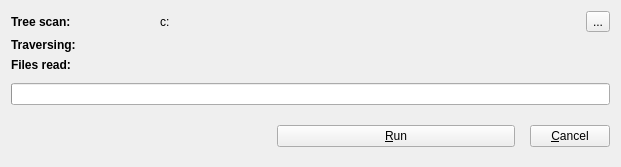
First picture: the form in src/ui/forms/OperationDialog.ui, repository vookimedlo/data-analysis, before the edit.
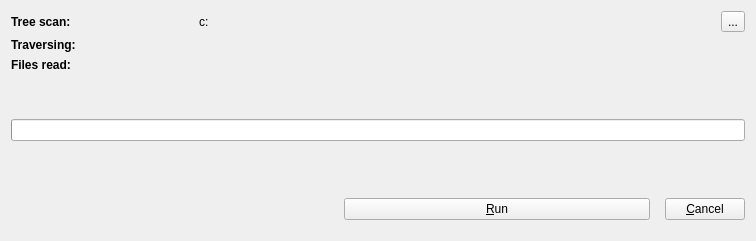
Second picture: the form after the edit. Icons and pictures are not drawn.

Commit message: Replacing GridLayouts by the other layouts to have clean layout on MacOS

The edit to the form file:
```diff
--- a/src/ui/forms/OperationDialog.ui
+++ b/src/ui/forms/OperationDialog.ui
@@ -10,8 +10,8 @@
    <rect>
     <x>0</x>
     <y>0</y>
-    <width>621</width>
-    <height>167</height>
+    <width>756</width>
+    <height>241</height>
    </rect>
   </property>
   <property name="sizePolicy">
@@ -23,13 +23,13 @@
   <property name="minimumSize">
    <size>
     <width>621</width>
-    <height>167</height>
+    <height>241</height>
    </size>
   </property>
   <property name="maximumSize">
    <size>
-    <width>621</width>
-    <height>167</height>
+    <width>1200</width>
+    <height>241</height>
    </size>
   </property>
   <property name="windowTitle">
@@ -41,13 +41,12 @@
   <property name="modal">
    <bool>true</bool>
   </property>
+  <layout class="QVBoxLayout" name="verticalLayout_3">
+   <item>
+    <layout class="QHBoxLayout" name="horizontalLayout_4" stretch="1,3">
+     <item>
   <layout class="QVBoxLayout" name="verticalLayout">
    <item>
-    <layout class="QGridLayout" name="gridLayout" columnstretch="1,0">
-     <property name="sizeConstraint">
-      <enum>QLayout::SetDefaultConstraint</enum>
-     </property>
-     <item row="0" column="0">
       <widget class="QLabel" name="labelScanFS">
        <property name="sizePolicy">
         <sizepolicy hsizetype="Minimum" vsizetype="Preferred">
@@ -72,26 +71,70 @@
        </property>
       </widget>
      </item>
-     <item row="2" column="1">
-      <widget class="QLabel" name="labelScanFileNumberValue">
+       <item>
+        <widget class="QLabel" name="labelScanDir">
        <property name="sizePolicy">
-        <sizepolicy hsizetype="Preferred" vsizetype="Preferred">
+          <sizepolicy hsizetype="Minimum" vsizetype="Preferred">
          <horstretch>0</horstretch>
          <verstretch>0</verstretch>
         </sizepolicy>
        </property>
+         <property name="minimumSize">
+          <size>
+           <width>100</width>
+           <height>13</height>
+          </size>
+         </property>
+         <property name="font">
+          <font>
+           <weight>75</weight>
+           <bold>true</bold>
+          </font>
+         </property>
        <property name="text">
-        <string/>
+          <string>Traversing:</string>
        </property>
       </widget>
      </item>
-     <item row="0" column="1">
+       <item>
+        <widget class="QLabel" name="labelScanFileNumber">
+         <property name="sizePolicy">
+          <sizepolicy hsizetype="Minimum" vsizetype="Preferred">
+           <horstretch>0</horstretch>
+           <verstretch>0</verstretch>
+          </sizepolicy>
+         </property>
+         <property name="minimumSize">
+          <size>
+           <width>100</width>
+           <height>13</height>
+          </size>
+         </property>
+         <property name="font">
+          <font>
+           <weight>75</weight>
+           <bold>true</bold>
+          </font>
+         </property>
+         <property name="text">
+          <string>Files read:</string>
+         </property>
+        </widget>
+       </item>
+      </layout>
+     </item>
+     <item>
+      <layout class="QVBoxLayout" name="verticalLayout_2">
+       <item>
       <layout class="QHBoxLayout" name="horizontalLayout">
        <item>
         <widget class="QLabel" name="labelScanFSValue">
          <property name="text">
           <string notr="true">c:</string>
          </property>
+           <property name="alignment">
+            <set>Qt::AlignLeading|Qt::AlignLeft|Qt::AlignVCenter</set>
+           </property>
          <property name="textInteractionFlags">
           <set>Qt::NoTextInteraction</set>
          </property>
@@ -106,32 +149,7 @@
        </item>
       </layout>
      </item>
-     <item row="1" column="0">
-      <widget class="QLabel" name="labelScanDir">
-       <property name="sizePolicy">
-        <sizepolicy hsizetype="Minimum" vsizetype="Preferred">
-         <horstretch>0</horstretch>
-         <verstretch>0</verstretch>
-        </sizepolicy>
-       </property>
-       <property name="minimumSize">
-        <size>
-         <width>100</width>
-         <height>13</height>
-        </size>
-       </property>
-       <property name="font">
-        <font>
-         <weight>75</weight>
-         <bold>true</bold>
-        </font>
-       </property>
-       <property name="text">
-        <string>Traversing:</string>
-       </property>
-      </widget>
-     </item>
-     <item row="1" column="1">
+       <item>
       <widget class="QLabel" name="labelScanDirValue">
        <property name="sizePolicy">
         <sizepolicy hsizetype="Preferred" vsizetype="Preferred">
@@ -156,35 +174,25 @@
        </property>
       </widget>
      </item>
-     <item row="2" column="0">
-      <widget class="QLabel" name="labelScanFileNumber">
+       <item>
+        <widget class="QLabel" name="labelScanFileNumberValue">
        <property name="sizePolicy">
-        <sizepolicy hsizetype="Minimum" vsizetype="Preferred">
+          <sizepolicy hsizetype="Preferred" vsizetype="Preferred">
          <horstretch>0</horstretch>
          <verstretch>0</verstretch>
         </sizepolicy>
        </property>
-       <property name="minimumSize">
-        <size>
-         <width>100</width>
-         <height>13</height>
-        </size>
-       </property>
-       <property name="font">
-        <font>
-         <weight>75</weight>
-         <bold>true</bold>
-        </font>
-       </property>
        <property name="text">
-        <string>Files read:</string>
+          <string/>
        </property>
       </widget>
      </item>
     </layout>
    </item>
+    </layout>
+   </item>
    <item>
-    <spacer name="verticalSpacer_2">
+    <spacer name="verticalSpacer">
      <property name="orientation">
       <enum>Qt::Vertical</enum>
      </property>
@@ -222,7 +230,7 @@
     </widget>
    </item>
    <item>
-    <spacer name="verticalSpacer">
+    <spacer name="verticalSpacer_2">
      <property name="orientation">
       <enum>Qt::Vertical</enum>
      </property>
```
Lines whose indentation alone changed are shown as unchanged. The commit also changes 2 other files.
